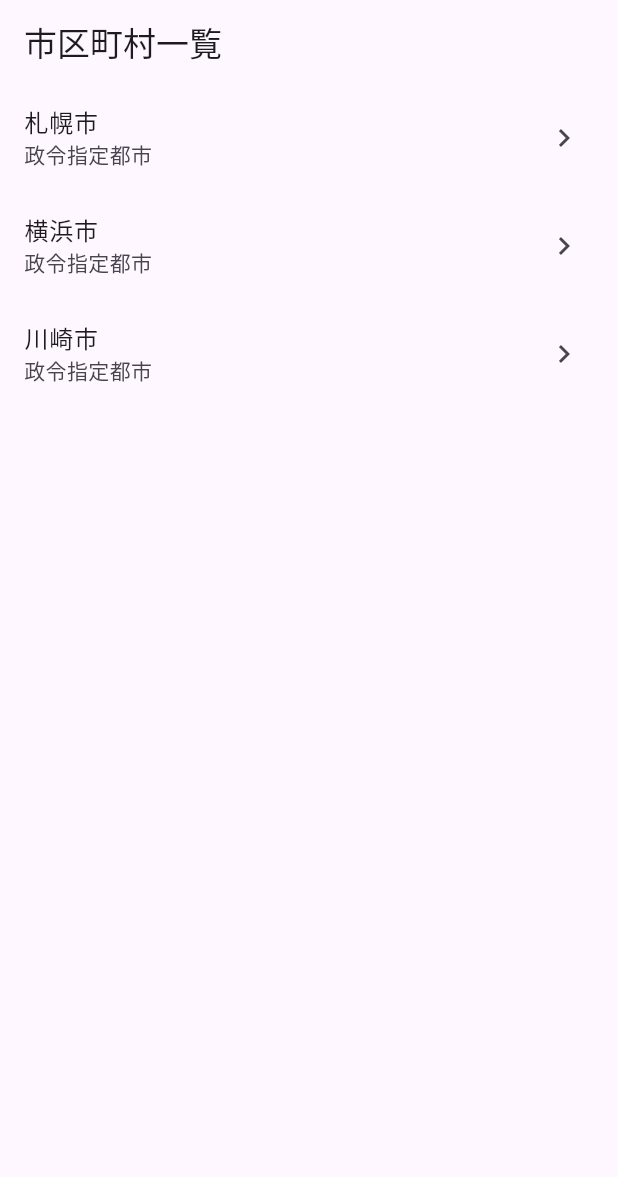
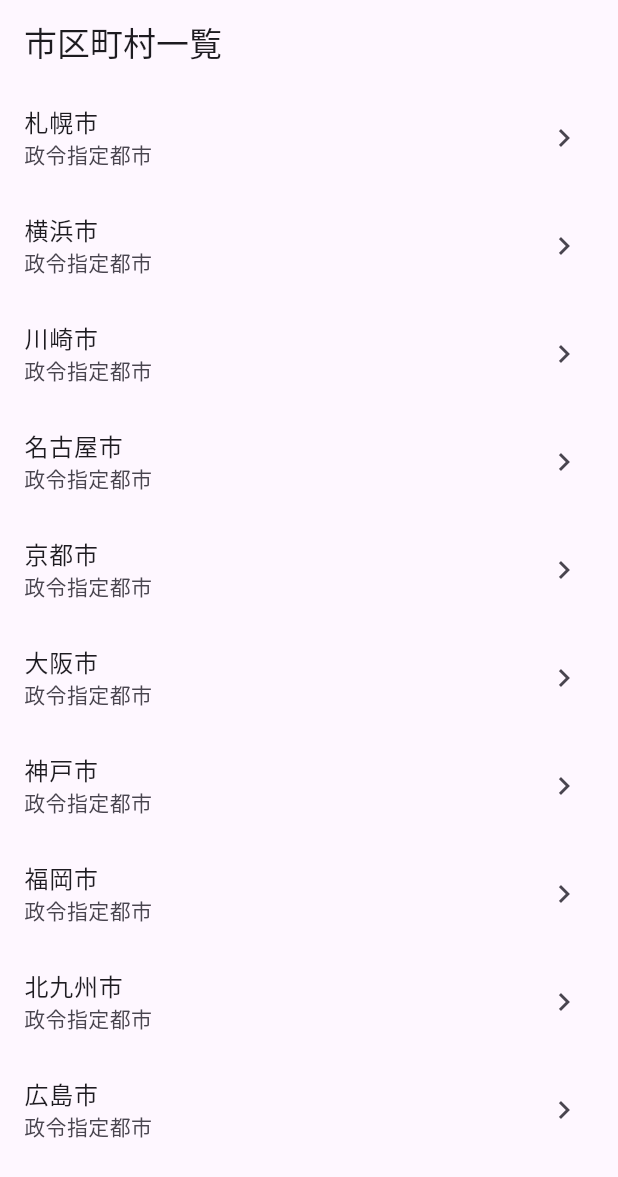
Before and after one commit to Notsu-Keisuke/resas_app, a Flutter app: the screen it shows after launch, on a phone screen of 412 x 824 dp. Shown: the top 1177 px of the screen. Run offline on Flutter 3.47's test engine with Material 3 defaults, Android fonts, the phone set to English and light mode, and no system bars.

Commit message:
要素を追加してスクロールできることを確認

```diff
--- a/lib/city_list_page.dart
+++ b/lib/city_list_page.dart
@@ -7,7 +7,18 @@ class CityListPage extends StatelessWidget {
 
   @override
   Widget build(BuildContext context) {
-    const cities = ['札幌市', '横浜市', '川崎市'];
+    const cities = [
+      '札幌市',
+      '横浜市',
+      '川崎市',
+      '名古屋市',
+      '京都市',
+      '大阪市',
+      '神戸市',
+      '福岡市',
+      '北九州市',
+      '広島市',
+    ];
 
     return Scaffold(
       appBar: AppBar(title: const Text('市区町村一覧')),
```
